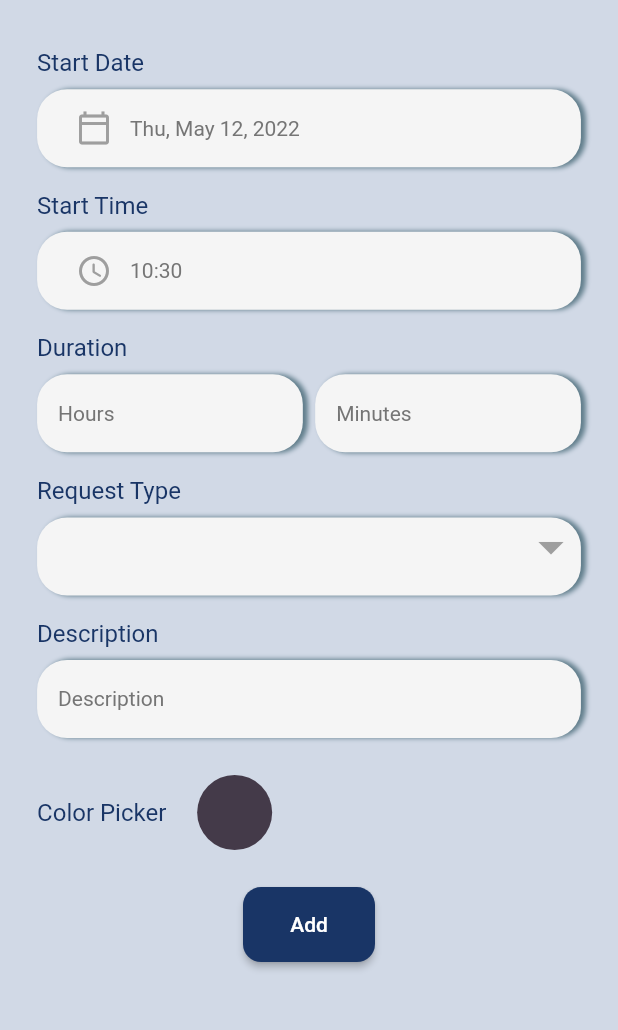
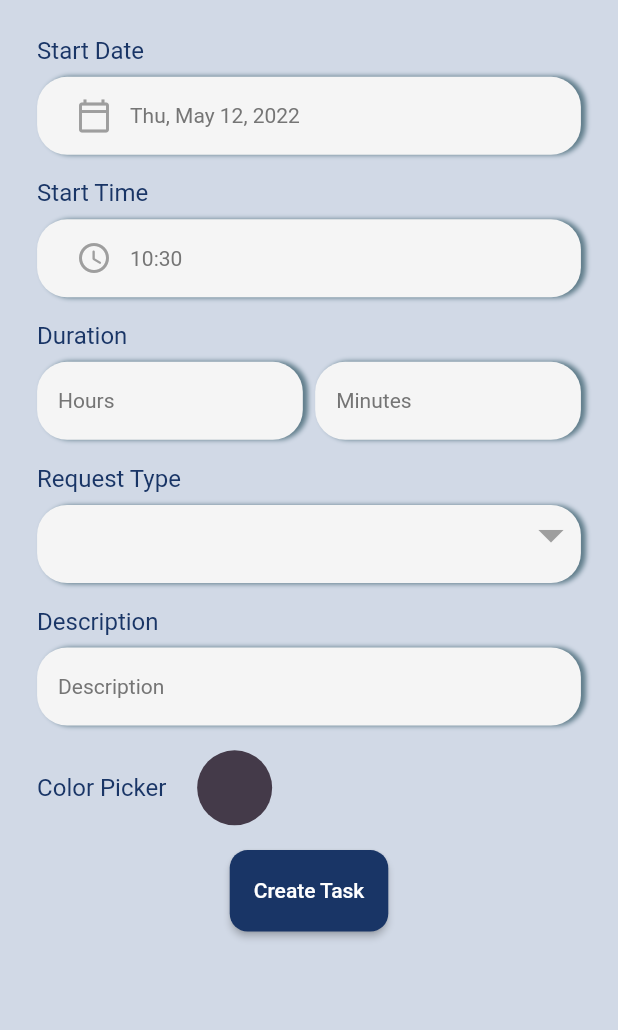
Before and after one commit to sergi-s/Salahly-mechanic-application, a Flutter app: the screen it shows after launch, on a phone screen of 412 x 824 dp, the part 84-1114 px from its top. Run offline on Flutter 3.47's test engine with Material 2 defaults, Android fonts, the phone set to English and light mode, and no system bars; drawn by our look-alikes of overlay_support; our stand-ins replace animated_theme_switcher, dropdown_button2, easy_localization, firebase_auth, firebase_core, firebase_database and 13 more; missing offline and left inert: confirm_dialog, dart:ffi, flutter_geofire, localstore, salahly_models, time_planner; accounts and stored records are empty.

Commit message:
not final edit to add schedular

```diff
--- a/lib/routes.dart
+++ b/lib/routes.dart
@@ -12,6 +12,7 @@ import 'package:salahly_mechanic/screens/homepage/testscreen.dart';
 import 'package:salahly_mechanic/screens/homepage/testscreenyoyo.dart';
 import 'package:salahly_mechanic/screens/login_signup/check_login.dart';
 import 'package:salahly_mechanic/screens/login_signup/registration.dart';
+import 'package:salahly_mechanic/screens/login_signup/registration_try.dart';
 import 'package:salahly_mechanic/screens/login_signup/signupscreen.dart';
 import 'package:salahly_mechanic/screens/scheduler/add_scheduler_task.dart';
 import 'package:salahly_mechanic/screens/scheduler/scheduler_screen.dart';
@@ -102,6 +103,9 @@ class Routing {
           GoRoute(
               path: AddSchedulerTaskScreen.routeName,
               builder: (context, state) => AddSchedulerTaskScreen()),
+          GoRoute(
+              path: Registration_try.routeName,
+              builder: (context, state) => Registration_try()),
 
         ],
       );
--- a/lib/screens/scheduler/add_scheduler_task.dart
+++ b/lib/screens/scheduler/add_scheduler_task.dart
@@ -16,7 +16,7 @@ class AddSchedulerTaskScreen extends ConsumerStatefulWidget {
 }
 
 class _AddSchedulerTaskScreenState extends ConsumerState<AddSchedulerTaskScreen> {
-  final DateTime? _selectedDate = DateTime.now();
+  DateTime? _selectedDate =DateTime.now();
   TimeOfDay startSelectedTime = TimeOfDay.now();
   int _duration = 0;
   TimeOfDay? timeOfDay = TimeOfDay.now();
@@ -26,20 +26,31 @@ class _AddSchedulerTaskScreenState extends ConsumerState<AddSchedulerTaskScreen>
   Color currentColor = Color(0xff443a49);
   String? color;
 
-  _timePicker(BuildContext context) async {
-    timeOfDay = await showTimePicker(
+  _timePicker(BuildContext context) async   {
+    final TimeOfDay? timeOfDay = await showTimePicker(
       context: context,
-      initialTime: timeOfDay ?? TimeOfDay.now(),
+      initialTime: startSelectedTime,
+      initialEntryMode: TimePickerEntryMode.dial,
     );
+    if (timeOfDay != null && timeOfDay != startSelectedTime) {
+      setState(() {
+        startSelectedTime = timeOfDay;
+      });
+    }
   }
 
-  _datePicker(BuildContext context) async {
-    dateTime = await showDatePicker(
+  _datePicker(BuildContext context) async{
+    DateTime? _pickerDate = await showDatePicker(
         context: context,
-      initialDate: dateTime ?? DateTime.now(),
+        initialDate: DateTime.now(),
         firstDate: DateTime.now(),
-      lastDate: DateTime.now().add(const Duration(days: 365)),
-    );
+        lastDate: DateTime.now().add(const Duration(days: 365)));
+    if (_pickerDate != null) {
+      setState(() {
+        _selectedDate = _pickerDate;
+
+      });
+    }
   }
  // create some values
 
@@ -83,17 +94,15 @@ class _AddSchedulerTaskScreenState extends ConsumerState<AddSchedulerTaskScreen>
           ),
         ]),
       ),
-      body: SafeArea(
-        child: SingleChildScrollView(
+      body: SingleChildScrollView(
         child: Center(
           child: Container(
+
             width: size.width * 0.88,
-              child: Column(
-                  crossAxisAlignment: CrossAxisAlignment.start,
-                  children: [
-                    SizedBox(
-                      height: MediaQuery.of(context).size.height * 0.02,
-                    ),
+            child:
+            Column(crossAxisAlignment: CrossAxisAlignment.start, children: [
+              SizedBox(height:MediaQuery.of(context).size.height *
+                  0.01,),
               MyInputField(
                 fn: () {},
                 title: "Start Date",
@@ -108,10 +117,7 @@ class _AddSchedulerTaskScreenState extends ConsumerState<AddSchedulerTaskScreen>
                   ),
                 ),
               ),
-                    Row(
-                      children: [
-                        Expanded(
-                          child: MyInputField(
+              MyInputField(
                 fn: () {},
                 title: 'Start Time',
                 hint:
@@ -126,23 +132,18 @@ class _AddSchedulerTaskScreenState extends ConsumerState<AddSchedulerTaskScreen>
                   ),
                 ),
               ),
-                        ),
-                      ],
-                    ),
               // SizedBox(
-                    //   height: MediaQuery.of(context).size.height * 0.02,
+              //   height: MediaQuery.of(context).size.height * 0.01,
               // ),
               Row(
                 children: [
-                         Expanded(flex:8, child: MyInputField(title: "Duration", hint: "Hours", fn: (){})),
+                  Expanded(child: MyInputField(title: "Duration", hint: "Hours", fn: (){})),
                   SizedBox(
                     width: MediaQuery.of(context).size.width * 0.02,
                   ),
-                        Expanded(flex:8,child: MyInputField(title: "", hint: "Minutes", fn: (){})),
-
+                  Expanded(child: MyInputField(title: "", hint: "Minutes", fn: (){})),
                 ],
               ),
-
               SizedBox(
                 height: MediaQuery.of(context).size.height * 0.02,
               ),
@@ -151,15 +152,17 @@ class _AddSchedulerTaskScreenState extends ConsumerState<AddSchedulerTaskScreen>
               //   height: MediaQuery.of(context).size.height * 0.02,
               // ),
               MyInputField(title: "Description", hint: "Description", fn: (){}),
-                    SizedBox(
-                      height: MediaQuery.of(context).size.height * 0.03,
-                    ),
+
+              SizedBox(height:MediaQuery.of(context).size.height *
+                  0.02,),
               Row(
                 children: [
-                        Text("Color Picker",style: TextStyle(
+                  SingleChildScrollView(
+                    child: Text("Color Picker",style: TextStyle(
                         fontSize: 16,
                         fontWeight: FontWeight.w400,
                         color: Color(0xFF193566)),),
+                  ),
                   SizedBox(
                     width: MediaQuery.of(context).size.width * 0.05,
                   ),
@@ -178,36 +181,35 @@ class _AddSchedulerTaskScreenState extends ConsumerState<AddSchedulerTaskScreen>
 
                 ],
               ),
-                    SizedBox(
-                      height: MediaQuery.of(context).size.height * 0.03,
-                    ),
+              SizedBox(height:MediaQuery.of(context).size.height *
+                  0.02,),
               Row(
                 // crossAxisAlignment: CrossAxisAlignment.center,
                 mainAxisAlignment: MainAxisAlignment.center,
                 children: [
+
                   Container(
                     // width: 95,
-                          height: 50,
+                    height: size.height*0.066,
                     child: RaisedButton(
                       splashColor: Colors.white.withAlpha(40),
                       color: Color(0xFF193566),
                       shape: RoundedRectangleBorder(
                         borderRadius: BorderRadius.circular(12),
                       ),
-                            onPressed: () {},
+                      onPressed: () {
+
+                      },
                       child: Text(
-                              "Add".tr(),
+                        "Create Task".tr(),
                         style: TextStyle(color: Colors.white),
                       ),
                     ),
                   ),
+
                 ],
-                    ),
-                    SizedBox(
-                      height: MediaQuery.of(context).size.height * 0.03,
-                    ),
+              )
             ]),
-            ),
           ),
         ),
       ),
@@ -221,11 +223,17 @@ class _AddSchedulerTaskScreenState extends ConsumerState<AddSchedulerTaskScreen>
           }));
 
   pickColor(BuildContext context) {
+    final screenSize = MediaQuery.of(context).size;
     showDialog(
         context: context,
         builder: (context) {
-          return AlertDialog(
-            insetPadding: EdgeInsets.symmetric(horizontal: 30, vertical: 60),
+          return Container(
+            width: screenSize.width * 0.05,
+            height: screenSize.height * 0.05,
+            child: AlertDialog(
+              insetPadding: EdgeInsets.symmetric(
+                  horizontal: screenSize.width * 0.05,
+                  vertical: screenSize.height * 0.07),
               title: Text("Pick Color"),
               content: Column(
                 children: [
@@ -238,7 +246,7 @@ class _AddSchedulerTaskScreenState extends ConsumerState<AddSchedulerTaskScreen>
                           },
                           child: Text("cancel".tr())),
                       SizedBox(
-                      width: 20,
+                        width: screenSize.width * 0.06,
                       ),
                       TextButton(
                           onPressed: () {
@@ -249,7 +257,9 @@ class _AddSchedulerTaskScreenState extends ConsumerState<AddSchedulerTaskScreen>
                   ),
                 ],
               ),
+            ),
           );
         });
   }
+
 }
--- a/lib/widgets/add_Schedular/select_textfield.dart
+++ b/lib/widgets/add_Schedular/select_textfield.dart
@@ -50,7 +50,6 @@ class _SelectRequestState extends State<SelectRequest> {
                 ]),
 
             // dropdown below..
-            child: Expanded(
             child: DropdownButtonFormField2<String>(
 
               decoration: InputDecoration(
@@ -80,7 +79,6 @@ class _SelectRequestState extends State<SelectRequest> {
               // underline: SizedBox(),
             ),
           ),
-          ),
         ],
       ),
     )
```
Lines whose indentation alone changed are shown as unchanged.
